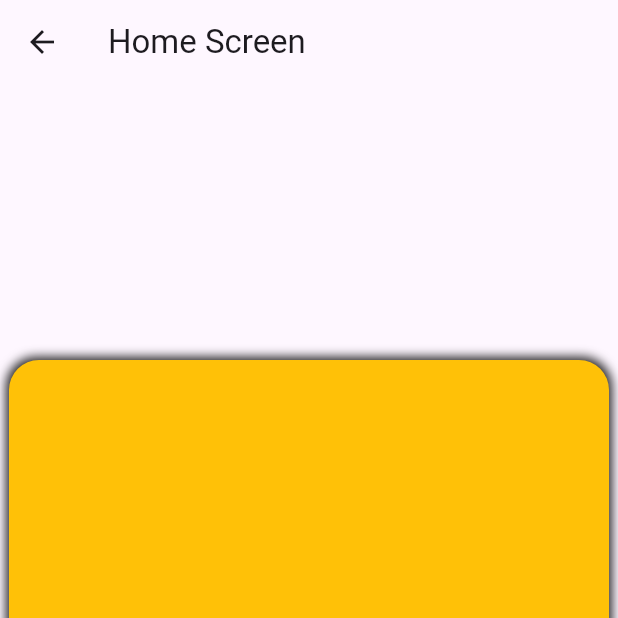
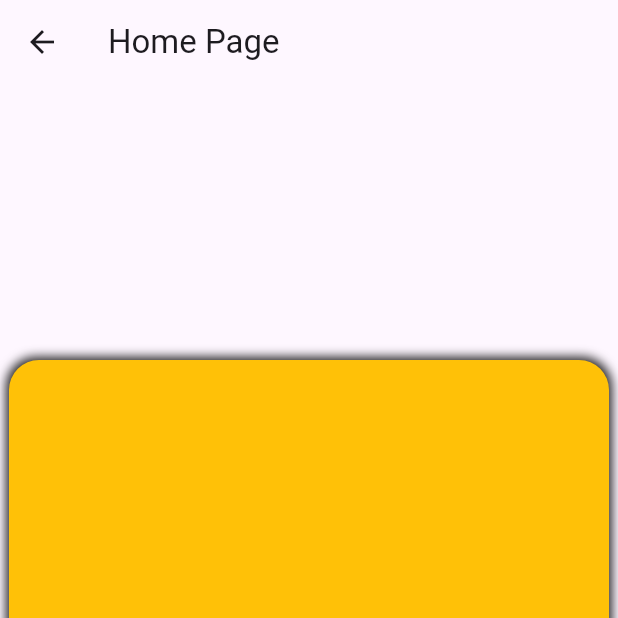
Before and after one commit to ShivamYunicorn/flutter_git_col, a Flutter app: the Homescreen screen opened by its route, on a phone screen of 412 x 824 dp, the top half of it. Run offline on Flutter 3.47's test engine with Material 3 defaults, Android fonts, the phone set to English and light mode, and no system bars.

Commit message:
minor changes

```diff
--- a/lib/main.dart
+++ b/lib/main.dart
@@ -1,7 +1,6 @@
 import 'package:flutter/material.dart';
 import 'package:untitled/routing/rounte_name.dart';
 import 'package:untitled/routing/routes.dart';
-import 'package:untitled/views/screens/login_screen.dart';
 
 void main() {
   runApp(const MyApp());
@@ -13,7 +12,7 @@ class MyApp extends StatelessWidget {
   @override
   Widget build(BuildContext context) {
     return MaterialApp(
-      title: 'Flutter Demo',
+      title: 'App development',
       theme: ThemeData(
         colorScheme: ColorScheme.fromSeed(seedColor: Colors.deepPurple),
       ),
--- a/lib/views/screens/HomeScreen.dart
+++ b/lib/views/screens/HomeScreen.dart
@@ -7,7 +7,7 @@ class Homescreen extends StatelessWidget {
   Widget build(BuildContext context) {
     return Scaffold(
        appBar: AppBar(
-         title: Text('Home Screen'),
+         title: Text('Home Page'),
 
        ),
 
```
